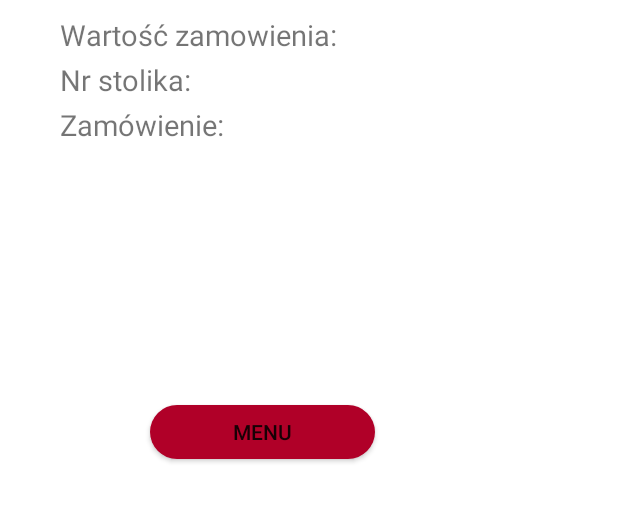
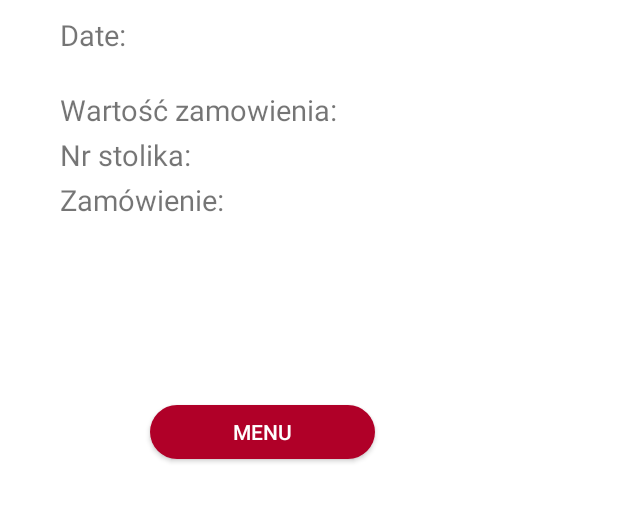
Before and after one commit to Den575/Android-aplikacja, an Android app: the layout activity_invoice.xml on its own in the app's theme, with its tools: preview values and no code run, on a phone screen of 412 x 824 dp, the part 270-792 px from its top. Run offline under Robolectric (Android 15) with nearby library versions, the phone set to English and light mode, and no system bars.

Commit message:
Add date

```diff
--- a/app/src/main/java/ng/com/obkm/bottomnavviewwithfragments/Invoice.java
+++ b/app/src/main/java/ng/com/obkm/bottomnavviewwithfragments/Invoice.java
@@ -11,9 +11,11 @@ import android.widget.Button;
 import android.widget.TextView;
 import android.widget.Toast;
 
+import java.util.Date;
+
 public class Invoice extends AppCompatActivity implements View.OnClickListener {
 
-    TextView tvName, tvWZ, tvNRS, tvZamowienie;
+    TextView tvName, tvWZ, tvNRS, tvZamowienie, tvDate;
     Button btnHome;
     SQLiteDatabase db;
     String oldcena="";
@@ -24,10 +26,14 @@ public class Invoice extends AppCompatActivity implements View.OnClickListener {
         super.onCreate(savedInstanceState);
         setContentView(R.layout.activity_invoice);
 
+        Date date = new Date();
+
         tvName = (TextView) findViewById(R.id.tvName);
         tvWZ = (TextView) findViewById(R.id.tvWZ);
         tvNRS = (TextView) findViewById(R.id.tvNRS);
         tvZamowienie = (TextView) findViewById(R.id.tvZamow);
+        tvDate = (TextView) findViewById(R.id.tvDate);
+        tvDate.setText(date.toString());
 
         btnHome = (Button) findViewById(R.id.btnHome);
         btnHome.setOnClickListener(this);
--- a/app/src/main/res/layout/activity_invoice.xml
+++ b/app/src/main/res/layout/activity_invoice.xml
@@ -23,11 +23,20 @@
         />
 
     <TextView
+        android:id="@+id/tvDate"
+        android:layout_width="wrap_content"
+        android:layout_height="wrap_content"
+        android:text="Date:"
+        android:layout_marginTop="190dp"
+        android:textSize="19dp"
+        android:layout_marginLeft="40dp"/>
+
+    <TextView
         android:id="@+id/tvWZ"
         android:layout_width="wrap_content"
         android:layout_height="wrap_content"
         android:text="Wartość zamowienia:"
-        android:layout_marginTop="190dp"
+        android:layout_marginTop="240dp"
         android:textSize="19dp"
         android:layout_marginLeft="40dp"/>
 
@@ -37,7 +46,7 @@
         android:layout_height="wrap_content"
         android:text="Nr stolika:"
         android:textSize="19dp"
-        android:layout_marginTop="220dp"
+        android:layout_marginTop="270dp"
         android:layout_marginLeft="40dp"/>
 
     <TextView
@@ -45,7 +54,7 @@
         android:layout_width="wrap_content"
         android:layout_height="wrap_content"
         android:text="Zamówienie:"
-        android:layout_marginTop="250dp"
+        android:layout_marginTop="300dp"
         android:textSize="19dp"
         android:layout_marginLeft="40dp"/>
 
@@ -56,5 +65,6 @@
         android:layout_marginTop="450dp"
         android:background="@drawable/button_round"
         android:text="Menu"
+        android:textColor="#FFFFFF"
         android:id="@+id/btnHome"/>
 </FrameLayout>
```
